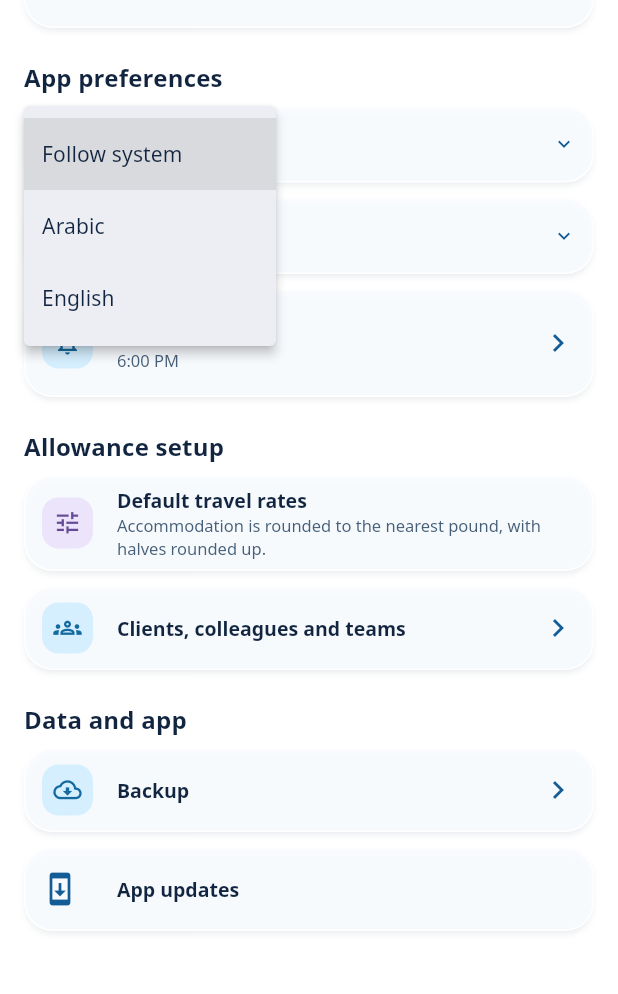
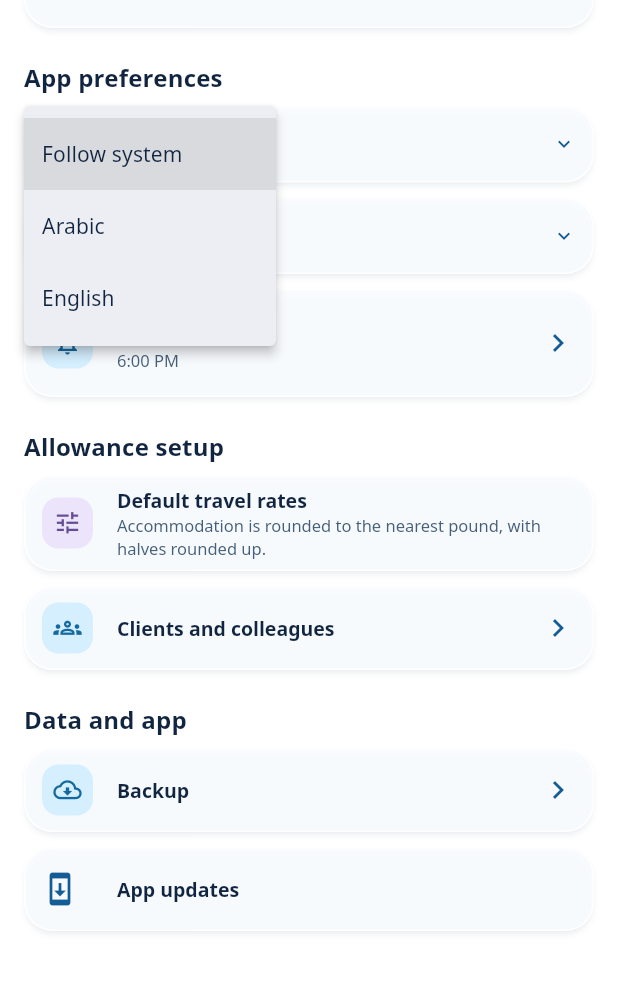
Before and after one commit to AMWolfstein/Badalaty, a Flutter app: the SettingsPage screen opened directly with empty values, after a tap on "Language", on a phone screen of 412 x 824 dp, the part 104-1098 px from its top. Run offline on Flutter 3.47's test engine with Material 3 defaults, Android fonts, the phone set to English and light mode, and no system bars; our stand-ins replace cupertino_ui, drift, file_picker, flutter_riverpod, go_router, material_ui and 1 more; accounts and stored records are empty; statements that could not run were skipped.

Commit message:
Allow name-only contacts and remove saved teams

```diff
--- a/lib/l10n/app_ar.arb
+++ b/lib/l10n/app_ar.arb
@@ -41,9 +41,9 @@
   "other": "أخرى",
   "name": "الاسم",
   "employeeId": "الرقم الوظيفي",
+  "employeeIdOptional": "الرقم الوظيفي (اختياري)",
   "colleagues": "الزملاء",
   "clients": "العملاء",
-  "teams": "الفرق المحفوظة",
   "profile": "الملف الشخصي",
   "archive": "أرشفة",
   "unarchive": "إلغاء الأرشفة",
@@ -124,7 +124,7 @@
   "preferencesSection": "تفضيلات التطبيق",
   "allowanceSettingsSection": "إدارة البدلات",
   "dataSettingsSection": "البيانات والتطبيق",
-  "directoryTitle": "العملاء والزملاء والفرق",
+  "directoryTitle": "العملاء والزملاء",
   "tripDetailsTitle": "تفاصيل المأمورية",
   "newAssignmentTitle": "إضافة مأمورية",
   "fromDate": "من",
--- a/lib/l10n/app_en.arb
+++ b/lib/l10n/app_en.arb
@@ -41,9 +41,9 @@
   "other": "Other",
   "name": "Name",
   "employeeId": "Employee ID",
+  "employeeIdOptional": "Employee ID (optional)",
   "colleagues": "Colleagues",
   "clients": "Clients",
-  "teams": "Saved teams",
   "profile": "Owner profile",
   "archive": "Archive",
   "unarchive": "Unarchive",
@@ -138,7 +138,7 @@
   "preferencesSection": "App preferences",
   "allowanceSettingsSection": "Allowance setup",
   "dataSettingsSection": "Data and app",
-  "directoryTitle": "Clients, colleagues and teams",
+  "directoryTitle": "Clients and colleagues",
   "tripDetailsTitle": "Assignment details",
   "newAssignmentTitle": "Add assignment",
   "fromDate": "From",
--- a/lib/l10n/app_localizations.dart
+++ b/lib/l10n/app_localizations.dart
@@ -344,6 +344,12 @@ abstract class AppLocalizations {
   /// **'Employee ID'**
   String get employeeId;
 
+  /// No description provided for @employeeIdOptional.
+  ///
+  /// In en, this message translates to:
+  /// **'Employee ID (optional)'**
+  String get employeeIdOptional;
+
   /// No description provided for @colleagues.
   ///
   /// In en, this message translates to:
@@ -355,12 +361,6 @@ abstract class AppLocalizations {
   /// In en, this message translates to:
   /// **'Clients'**
   String get clients;
-
-  /// No description provided for @teams.
-  ///
-  /// In en, this message translates to:
-  /// **'Saved teams'**
-  String get teams;
 
   /// No description provided for @profile.
   ///
@@ -845,7 +845,7 @@ abstract class AppLocalizations {
   /// No description provided for @directoryTitle.
   ///
   /// In en, this message translates to:
-  /// **'Clients, colleagues and teams'**
+  /// **'Clients and colleagues'**
   String get directoryTitle;
 
   /// No description provided for @tripDetailsTitle.
--- a/lib/l10n/app_localizations_en.dart
+++ b/lib/l10n/app_localizations_en.dart
@@ -133,13 +133,13 @@ class AppLocalizationsEn extends AppLocalizations {
   String get employeeId => 'Employee ID';
 
   @override
+  String get employeeIdOptional => 'Employee ID (optional)';
+
+  @override
   String get colleagues => 'Colleagues';
 
   @override
   String get clients => 'Clients';
-
-  @override
-  String get teams => 'Saved teams';
 
   @override
   String get profile => 'Owner profile';
@@ -391,7 +391,7 @@ class AppLocalizationsEn extends AppLocalizations {
   String get dataSettingsSection => 'Data and app';
 
   @override
-  String get directoryTitle => 'Clients, colleagues and teams';
+  String get directoryTitle => 'Clients and colleagues';
 
   @override
   String get tripDetailsTitle => 'Assignment details';
--- a/lib/settings/settings.dart
+++ b/lib/settings/settings.dart
@@ -68,7 +68,6 @@ class SettingsPage extends ConsumerWidget {
             for (final (kind, label) in [
               ('client', l.clients),
               ('employee', l.colleagues),
-              ('team', l.teams),
             ])
               ChoiceChip(
                 label: Text(label),
@@ -78,46 +77,34 @@ class SettingsPage extends ConsumerWidget {
           ],
         ),
         GlassHeading(
-          switch (_directoryKind) {
-            'client' => l.clients,
-            'employee' => l.colleagues,
-            _ => l.teams,
-          },
+          _directoryKind == 'client' ? l.clients : l.colleagues,
           action: FilledButton.icon(
             icon: const Icon(Icons.add, size: 16),
             label: Text(l.add),
-            onPressed: () => editDirectory(
-              context,
-              ref,
-              _directoryKind,
-              employees: records
-                  .ofKind('employee')
-                  .where((r) => r['archived'] != true)
-                  .toList(),
-            ),
+            onPressed: () => editDirectory(context, _directoryKind),
           ),
         ),
         for (final record in records.ofKind(_directoryKind))
           ListTile(
-            leading: GlassIcon(switch (_directoryKind) {
-              'client' => Icons.business_outlined,
-              'employee' => Icons.person_outline,
-              _ => Icons.groups_outlined,
-            }),
+            leading: GlassIcon(
+              _directoryKind == 'client'
+                  ? Icons.business_outlined
+                  : Icons.person_outline,
+            ),
             title: Text(record['name'] as String),
-            subtitle: Text(
-              [
-                if (record['code'] != null) record['code'],
-                if (record['archived'] == true) l.archived,
-              ].join(' · '),
-            ),
-            onTap: () => editDirectory(
-              context,
-              ref,
-              _directoryKind,
-              previous: record,
-              employees: records.ofKind('employee').toList(),
-            ),
+            subtitle:
+                record['archived'] == true ||
+                    (record['code'] as String? ?? '').isNotEmpty
+                ? Text(
+                    [
+                      if ((record['code'] as String? ?? '').isNotEmpty)
+                        record['code'],
+                      if (record['archived'] == true) l.archived,
+                    ].join(' · '),
+                  )
+                : null,
+            onTap: () =>
+                editDirectory(context, _directoryKind, previous: record),
             trailing: IconButton(
               tooltip: record['archived'] == true ? l.unarchive : l.archive,
               icon: Icon(
```
Also changed, not shown: lib/allowances/entry.dart (+0 -24 lines), lib/l10n/app_localizations_ar.dart (+4 -4 lines), lib/reports/workbook.dart (+7 -2 lines), lib/settings/directory.dart (+11 -26 lines), 2 other files.
